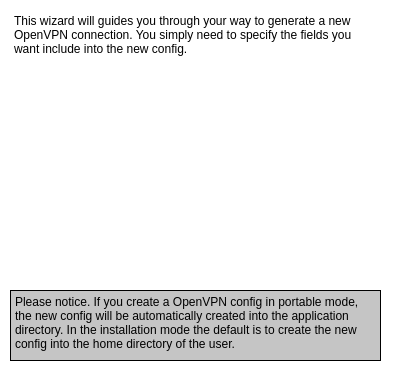
Old version of the form wiz_startpage.ui in the repository Securepoint/openvpn-client.
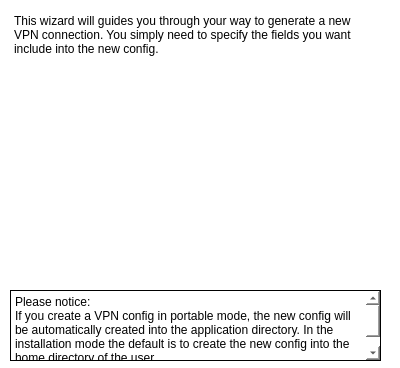
New version of the form. Icons and pictures are not drawn.

Patch:
```diff
--- a/wiz_startpage.ui
+++ b/wiz_startpage.ui
@@ -44,7 +44,7 @@
     <enum>QFrame::Plain</enum>
    </property>
    <property name="plainText">
-    <string>This wizard will guides you through your way to generate a new OpenVPN connection. You simply need to specify the fields you want include into the new config.</string>
+    <string>This wizard will guides you through your way to generate a new VPN connection. You simply need to specify the fields you want include into the new config.</string>
    </property>
   </widget>
   <widget class="QPlainTextEdit" name="plainTextEdit_2">
@@ -63,7 +63,7 @@
     <enum>Qt::NoContextMenu</enum>
    </property>
    <property name="styleSheet">
-    <string notr="true">background-color: rgb(197, 197, 197);</string>
+    <string notr="true"/>
    </property>
    <property name="frameShape">
     <enum>QFrame::Box</enum>
@@ -75,7 +75,8 @@
     <bool>true</bool>
    </property>
    <property name="plainText">
-    <string>Please notice. If you create a OpenVPN config in portable mode, the new config will be automatically created into the application directory. In the installation mode the default is to create the new config into the home directory of the user. </string>
+    <string>Please notice:
+If you create a VPN config in portable mode, the new config will be automatically created into the application directory. In the installation mode the default is to create the new config into the home directory of the user. </string>
    </property>
   </widget>
   <widget class="QLabel" name="label">
```
